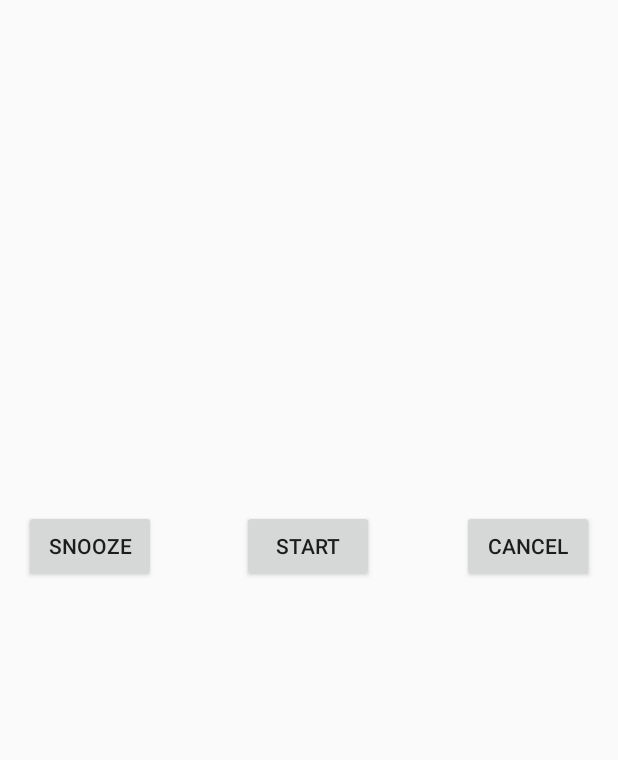
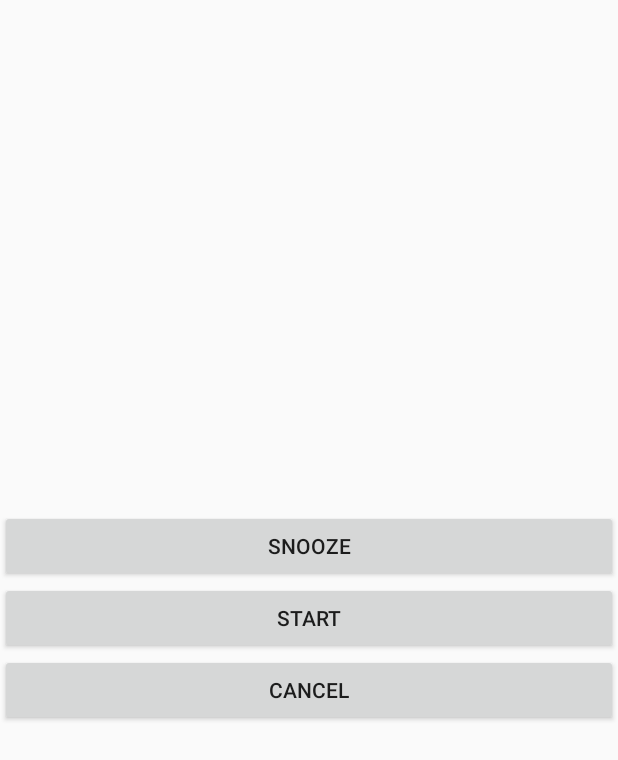
Before and after one commit to yasminmohsen/ITI_Android_Poject-, an Android app: the layout activity_dialog.xml on its own in the app's theme, with its tools: preview values and no code run, on a phone screen of 412 x 824 dp. Shown: the top 760 px of the screen. Run offline under Robolectric (Android 15) with nearby library versions, the phone set to English and light mode, and no system bars.

Commit message:
update dialog

```diff
--- a/Android_Project/app/src/main/AndroidManifest.xml
+++ b/Android_Project/app/src/main/AndroidManifest.xml
@@ -17,7 +17,7 @@
         android:usesCleartextTraffic="true">
         <activity
             android:name="view.alarm.DialogActivity"
-            android:theme="@style/Theme.AppCompat.Dialog" />
+            android:theme="@style/Theme.AppCompat.Dialog.Alert" />
 
         <service
             android:name="view.alarm.RingtonePlayingService"
--- a/Android_Project/app/src/main/res/layout/activity_dialog.xml
+++ b/Android_Project/app/src/main/res/layout/activity_dialog.xml
@@ -1,43 +1,30 @@
 <?xml version="1.0" encoding="utf-8"?>
-<androidx.constraintlayout.widget.ConstraintLayout xmlns:android="http://schemas.android.com/apk/res/android"
+<LinearLayout xmlns:android="http://schemas.android.com/apk/res/android"
     xmlns:app="http://schemas.android.com/apk/res-auto"
     xmlns:tools="http://schemas.android.com/tools"
     android:layout_width="match_parent"
-    android:layout_height="wrap_content"
+    android:layout_height="match_parent"
+    android:orientation="vertical"
+    android:gravity="center"
     tools:context="view.alarm.DialogActivity">
 
 
     <Button
         android:id="@+id/snooze_btn"
-        android:layout_width="wrap_content"
+        android:layout_width="match_parent"
         android:layout_height="wrap_content"
-        android:layout_marginStart="16dp"
-        android:layout_marginLeft="16dp"
-        android:layout_marginTop="340dp"
-        android:text="@string/snooze_btn"
-        app:layout_constraintStart_toStartOf="parent"
-        app:layout_constraintTop_toTopOf="parent" />
+        android:text="@string/snooze_btn" />
 
     <Button
         android:id="@+id/start_btn"
-        android:layout_width="wrap_content"
+        android:layout_width="match_parent"
         android:layout_height="wrap_content"
-        android:layout_marginTop="340dp"
-        android:text="@string/start_btn"
-        app:layout_constraintEnd_toStartOf="@+id/cancel_btn"
-        app:layout_constraintHorizontal_bias="0.495"
-        app:layout_constraintStart_toEndOf="@+id/snooze_btn"
-        app:layout_constraintTop_toTopOf="parent" />
+        android:text="@string/start_btn" />
 
     <Button
         android:id="@+id/cancel_btn"
-        android:layout_width="wrap_content"
+        android:layout_width="match_parent"
         android:layout_height="wrap_content"
-        android:layout_marginTop="340dp"
-        android:layout_marginEnd="16dp"
-        android:layout_marginRight="16dp"
-        android:text="@android:string/cancel"
-        app:layout_constraintEnd_toEndOf="parent"
-        app:layout_constraintTop_toTopOf="parent" />
+        android:text="@android:string/cancel"/>
 
-</androidx.constraintlayout.widget.ConstraintLayout>
+</LinearLayout>
```
